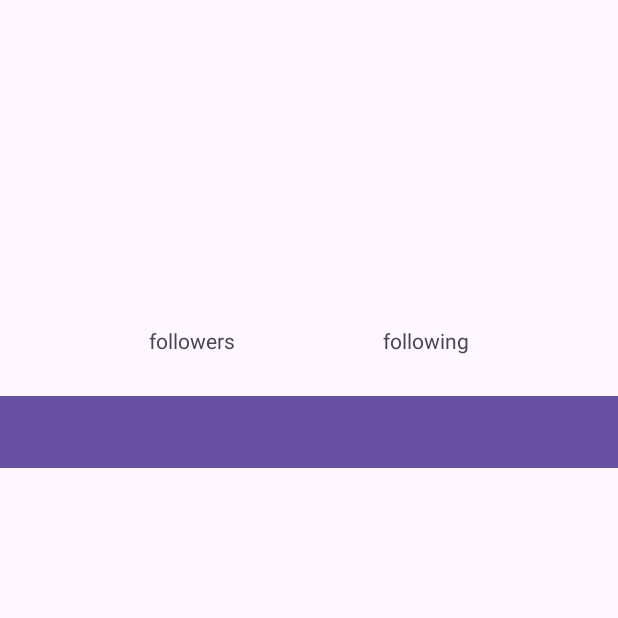
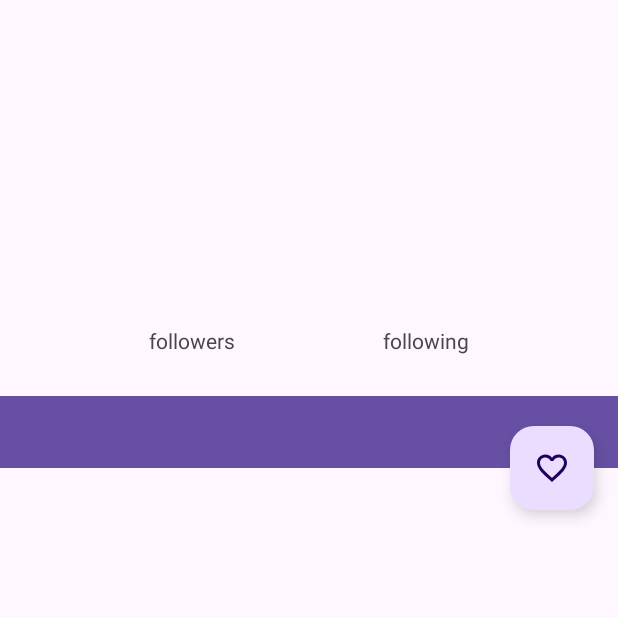
Before and after one commit to SyaddadDeveloper/SubmissionAkhir-AplikasiGitHubUser, an Android app: the DetailActivity screen opened directly, with no data from a screen before it, on a phone screen of 412 x 824 dp, the top half of it. Run offline under Robolectric (Android 15) with nearby library versions, the phone set to English and light mode, and no system bars; our stand-ins replace CircleImageView, Room's generated code; network calls fail; pictures from the network do not load.

Commit message:
berhasil menampilkan favorite pada database serta mengganti menjadi delegation by viewmodel pada DetailActivity

```diff
--- a/app/src/main/AndroidManifest.xml
+++ b/app/src/main/AndroidManifest.xml
@@ -15,6 +15,9 @@
         android:theme="@style/Theme.SubmissionAwalAplikasiGitHubUser"
         tools:targetApi="31">
         <activity
+            android:name=".ui.favorite.FavoriteUserActivity"
+            android:exported="false" />
+        <activity
             android:name=".ui.detail.DetailActivity"
             android:exported="false" />
         <activity
--- /dev/null
+++ b/app/src/main/java/com/example/submissionawalaplikasigithubuser/data/database/FavoriteUserDao.kt
@@ -0,0 +1,23 @@
+package com.example.submissionawalaplikasigithubuser.data.database
+
+import androidx.lifecycle.LiveData
+import androidx.room.Dao
+import androidx.room.Delete
+import androidx.room.Insert
+import androidx.room.OnConflictStrategy
+import androidx.room.Query
+
+@Dao
+interface FavoriteUserDao {
+    @Insert(onConflict = OnConflictStrategy.IGNORE)
+    fun insert(favoriteUser: FavoriteUser)
+
+    @Delete
+    fun delete(favoriteUser: FavoriteUser)
+
+    @Query("SELECT * FROM favoriteuser ORDER BY username ASC")
+    fun getAllFavoriteUsers(): LiveData<List<FavoriteUser>>
+
+    @Query("SELECT EXISTS(SELECT * FROM favoriteuser WHERE username= :username AND isFavorite = 1)")
+    fun isFavorite(username: String): Boolean
+}
--- /dev/null
+++ b/app/src/main/java/com/example/submissionawalaplikasigithubuser/data/database/FavoriteUserRoomDatabase.kt
@@ -0,0 +1,29 @@
+package com.example.submissionawalaplikasigithubuser.data.database
+
+import android.content.Context
+import androidx.room.Database
+import androidx.room.Room
+import androidx.room.RoomDatabase
+
+@Database(entities = [FavoriteUser::class], version = 1)
+abstract class FavoriteUserRoomDatabase : RoomDatabase() {
+    abstract fun favoriteUserDao(): FavoriteUserDao
+
+    companion object {
+        @Volatile
+        private var INSTANCE: FavoriteUserRoomDatabase? = null
+
+        @JvmStatic
+        fun getDatabase(context: Context): FavoriteUserRoomDatabase {
+            if (INSTANCE == null) {
+                synchronized(FavoriteUserRoomDatabase::class.java) {
+                    INSTANCE = Room.databaseBuilder(context.applicationContext,
+                        FavoriteUserRoomDatabase::class.java, "favoriteuser_database")
+                        .allowMainThreadQueries()
+                        .build()
+                }
+            }
+            return INSTANCE as FavoriteUserRoomDatabase
+        }
+    }
+}
--- /dev/null
+++ b/app/src/main/java/com/example/submissionawalaplikasigithubuser/data/repository/UserRepository.kt
@@ -0,0 +1,35 @@
+package com.example.submissionawalaplikasigithubuser.data.repository
+
+import android.app.Application
+import androidx.lifecycle.LiveData
+import com.example.submissionawalaplikasigithubuser.data.database.FavoriteUser
+import com.example.submissionawalaplikasigithubuser.data.database.FavoriteUserDao
+import com.example.submissionawalaplikasigithubuser.data.database.FavoriteUserRoomDatabase
+import java.util.concurrent.ExecutorService
+import java.util.concurrent.Executors
+
+class UserRepository(application: Application) {
+    private val mFavoritesUserDao: FavoriteUserDao
+    private val executorService: ExecutorService = Executors.newSingleThreadExecutor()
+
+    init {
+        val db = FavoriteUserRoomDatabase.getDatabase(application)
+        mFavoritesUserDao = db.favoriteUserDao()
+    }
+
+    fun getAllFavorite(): LiveData<List<FavoriteUser>> = mFavoritesUserDao.getAllFavoriteUsers()
+
+    fun getIsFavorite(username: String): Boolean {
+        return mFavoritesUserDao.isFavorite(username)
+    }
+
+    fun insert(favorite: FavoriteUser) {
+        executorService.execute { mFavoritesUserDao.insert(favorite) }
+    }
+
+    fun delete(favorite: FavoriteUser) {
+        executorService.execute { mFavoritesUserDao.delete(favorite) }
+    }
+
+
+}
--- /dev/null
+++ b/app/src/main/java/com/example/submissionawalaplikasigithubuser/ui/ViewModelFactory.kt
@@ -0,0 +1,36 @@
+package com.example.submissionawalaplikasigithubuser.ui
+
+import android.app.Application
+import androidx.lifecycle.ViewModel
+import androidx.lifecycle.ViewModelProvider
+import com.example.submissionawalaplikasigithubuser.ui.detail.DetailViewModel
+import com.example.submissionawalaplikasigithubuser.ui.favorite.FavoriteUserViewModel
+import com.example.submissionawalaplikasigithubuser.ui.main.UserViewModel
+
+class ViewModelFactory private constructor(private val mApplication: Application) : ViewModelProvider.NewInstanceFactory() {
+
+    @Suppress("UNCHECKED_CAST")
+    override fun <T : ViewModel> create(modelClass: Class<T>): T {
+        return when {
+            modelClass.isAssignableFrom(UserViewModel::class.java) -> UserViewModel() as T
+            modelClass.isAssignableFrom(DetailViewModel::class.java) -> DetailViewModel(mApplication) as T
+            modelClass.isAssignableFrom(FavoriteUserViewModel::class.java) -> FavoriteUserViewModel(mApplication) as T
+            else -> throw IllegalAccessException("Unknown ViewModel class: ${modelClass.name}")
+        }
+    }
+
+    companion object {
+        @Volatile
+        private var INSTANCE: ViewModelFactory? = null
+
+        @JvmStatic
+        fun getInstance(application: Application): ViewModelFactory {
+            if (INSTANCE == null) {
+                synchronized(ViewModelFactory::class.java) {
+                    INSTANCE = ViewModelFactory(application)
+                }
+            }
+            return INSTANCE as ViewModelFactory
+        }
+    }
+}
--- a/app/src/main/java/com/example/submissionawalaplikasigithubuser/ui/detail/DetailViewModel.kt
+++ b/app/src/main/java/com/example/submissionawalaplikasigithubuser/ui/detail/DetailViewModel.kt
@@ -1,20 +1,28 @@
 package com.example.submissionawalaplikasigithubuser.ui.detail
 
+import android.app.Application
 import android.util.Log
 import androidx.lifecycle.LiveData
 import androidx.lifecycle.MutableLiveData
 import androidx.lifecycle.ViewModel
+import androidx.lifecycle.viewModelScope
+import com.example.submissionawalaplikasigithubuser.data.database.FavoriteUser
+import com.example.submissionawalaplikasigithubuser.data.repository.UserRepository
 import com.example.submissionawalaplikasigithubuser.data.response.DetailUserResponse
 import com.example.submissionawalaplikasigithubuser.data.response.ItemsItem
 import com.example.submissionawalaplikasigithubuser.data.retrofit.ApiConfig
+import kotlinx.coroutines.launch
 import retrofit2.Call
 import retrofit2.Callback
 import retrofit2.Response
 
-class DetailViewModel : ViewModel() {
+//class DetailViewModel() : ViewModel() {
 
-    private val _userDetail = MutableLiveData<DetailUserResponse>()
-    val userDetail: LiveData<DetailUserResponse> = _userDetail
+class DetailViewModel(application: Application) : ViewModel() {
+    private val userRepository: UserRepository = UserRepository(application)
+
+    private val _userDetail = MutableLiveData<FavoriteUser>()
+    val userDetail: LiveData<FavoriteUser> = _userDetail
 
     private val _loadingScreen = MutableLiveData<Boolean>()
     val loading: LiveData<Boolean> = _loadingScreen
@@ -24,6 +32,7 @@ class DetailViewModel : ViewModel() {
 
     private val _userFollowing = MutableLiveData<List<ItemsItem>>()
     val userFollowing: LiveData<List<ItemsItem>> = _userFollowing
+
 
     private var isloaded = false
     private var isfollowerloaded = false
@@ -44,7 +53,22 @@ class DetailViewModel : ViewModel() {
                 ) {
                     _loadingScreen.value = false
                     if (response.isSuccessful) {
-                        _userDetail.postValue(response.body())
+                        val responseBody = response.body()
+                        if (responseBody != null) {
+                            viewModelScope.launch {
+                                val isFavorite = userRepository.getIsFavorite(responseBody.login)
+                                val currentUser =
+                                    FavoriteUser( // memanggil yang ada di database tanpa menggunakan intent
+                                        username = responseBody.login,
+                                        name = responseBody.name,
+                                        avatarUrl = responseBody.avatarUrl,
+                                        followersCount = responseBody.followers.toString(),
+                                        followingCount = responseBody.following.toString(),
+                                        isFavorite = isFavorite
+                                    )
+                                _userDetail.postValue(currentUser)
+                            }
+                        }
                     } else {
                         Log.e(TAG, "onFailure: ${response.message()}")
                     }
@@ -66,7 +90,7 @@ class DetailViewModel : ViewModel() {
             client.enqueue(object : Callback<List<ItemsItem>> {
                 override fun onResponse(
                     call: Call<List<ItemsItem>>,
-                    response: Response<List<ItemsItem>>
+                    response: Response<List<ItemsItem>>,
                 ) {
                     _loadingScreen.value = false
                     if (response.isSuccessful) {
@@ -75,6 +99,7 @@ class DetailViewModel : ViewModel() {
                         Log.e(TAG, "onFailure: ${response.message()}")
                     }
                 }
+
                 override fun onFailure(call: Call<List<ItemsItem>>, t: Throwable) {
                     _loadingScreen.value = false
                     Log.e(TAG, "onFailure: ${t.message.toString()}")
@@ -91,7 +116,7 @@ class DetailViewModel : ViewModel() {
             client.enqueue(object : Callback<List<ItemsItem>> {
                 override fun onResponse(
                     call: Call<List<ItemsItem>>,
-                    response: Response<List<ItemsItem>>
+                    response: Response<List<ItemsItem>>,
                 ) {
                     _loadingScreen.value = false
                     if (response.isSuccessful) {
@@ -110,4 +135,12 @@ class DetailViewModel : ViewModel() {
             isfollowerloaded = true
         }
     }
+
+    fun insertFavorite(favoriteUser: FavoriteUser) {
+        userRepository.insert(favoriteUser)
+    }
+
+    fun deleteFavorite(favoriteUser: FavoriteUser) {
+        userRepository.delete(favoriteUser)
+    }
 }
--- a/app/src/main/java/com/example/submissionawalaplikasigithubuser/ui/main/UserAdapter.kt
+++ b/app/src/main/java/com/example/submissionawalaplikasigithubuser/ui/main/UserAdapter.kt
@@ -34,6 +34,7 @@ class UserAdapter: ListAdapter<ItemsItem, UserAdapter.MyViewHolder>(DIFF_CALLBAC
             binding.root.setOnClickListener {
                 val intentDetail = Intent(binding.root.context, DetailActivity::class.java)
                 intentDetail.putExtra("USERNAME", item.login)
+                intentDetail.putExtra("AVATAR", item.avatarUrl)
                 binding.root.context.startActivity(intentDetail)
             }
         }
--- /dev/null
+++ b/app/src/main/res/drawable/ic_favorite.xml
@@ -0,0 +1,5 @@
+<vector android:height="24dp" android:tint="#000000"
+    android:viewportHeight="24" android:viewportWidth="24"
+    android:width="24dp" xmlns:android="http://schemas.android.com/apk/res/android">
+    <path android:fillColor="@android:color/white" android:pathData="M12,21.35l-1.45,-1.32C5.4,15.36 2,12.28 2,8.5 2,5.42 4.42,3 7.5,3c1.74,0 3.41,0.81 4.5,2.09C13.09,3.81 14.76,3 16.5,3 19.58,3 22,5.42 22,8.5c0,3.78 -3.4,6.86 -8.55,11.54L12,21.35z"/>
+</vector>
--- /dev/null
+++ b/app/src/main/res/drawable/ic_favorite_border.xml
@@ -0,0 +1,5 @@
+<vector android:height="24dp" android:tint="#000000"
+    android:viewportHeight="24" android:viewportWidth="24"
+    android:width="24dp" xmlns:android="http://schemas.android.com/apk/res/android">
+    <path android:fillColor="@android:color/white" android:pathData="M16.5,3c-1.74,0 -3.41,0.81 -4.5,2.09C10.91,3.81 9.24,3 7.5,3 4.42,3 2,5.42 2,8.5c0,3.78 3.4,6.86 8.55,11.54L12,21.35l1.45,-1.32C18.6,15.36 22,12.28 22,8.5 22,5.42 19.58,3 16.5,3zM12.1,18.55l-0.1,0.1 -0.1,-0.1C7.14,14.24 4,11.39 4,8.5 4,6.5 5.5,5 7.5,5c1.54,0 3.04,0.99 3.57,2.36h1.87C13.46,5.99 14.96,5 16.5,5c2,0 3.5,1.5 3.5,3.5 0,2.89 -3.14,5.74 -7.9,10.05z"/>
+</vector>
--- a/app/src/main/res/layout/activity_detail.xml
+++ b/app/src/main/res/layout/activity_detail.xml
@@ -1,10 +1,14 @@
 <?xml version="1.0" encoding="utf-8"?>
-<ScrollView xmlns:android="http://schemas.android.com/apk/res/android"
+<androidx.coordinatorlayout.widget.CoordinatorLayout xmlns:android="http://schemas.android.com/apk/res/android"
     xmlns:app="http://schemas.android.com/apk/res-auto"
     xmlns:tools="http://schemas.android.com/tools"
     android:layout_width="match_parent"
     android:layout_height="match_parent"
     tools:context=".ui.detail.DetailActivity">
+
+    <ScrollView
+        android:layout_width="match_parent"
+        android:layout_height="match_parent">
 
         <androidx.constraintlayout.widget.ConstraintLayout
             android:layout_width="match_parent"
@@ -127,5 +131,19 @@
                 app:layout_constraintEnd_toEndOf="parent"
                 app:layout_constraintStart_toStartOf="parent"
                 app:layout_constraintTop_toBottomOf="@id/tabs" />
+
+
         </androidx.constraintlayout.widget.ConstraintLayout>
     </ScrollView>
+
+    <com.google.android.material.floatingactionbutton.FloatingActionButton
+        android:id="@+id/fab_add_favorite"
+        android:layout_width="wrap_content"
+        android:layout_height="wrap_content"
+        android:layout_margin="16dp"
+        app:fabSize="normal"
+        app:layout_anchor="@id/tabs"
+        app:layout_anchorGravity="bottom|end"
+        app:srcCompat="@drawable/ic_favorite_border"
+        android:contentDescription="@string/icon_favorite" />
+</androidx.coordinatorlayout.widget.CoordinatorLayout>
--- a/app/src/main/res/values/strings.xml
+++ b/app/src/main/res/values/strings.xml
@@ -16,5 +16,6 @@
     <string name="content_tab_text">This is Tab %1$d</string>
     <string name="tab_text_1">Follower</string>
     <string name="tab_text_2">Following</string>
+    <string name="icon_favorite">icon_Favorite</string>
 
 </resources>
--- a/build.gradle.kts
+++ b/build.gradle.kts
@@ -2,4 +2,6 @@
 plugins {
     id("com.android.application") version "8.1.1" apply false
     id("org.jetbrains.kotlin.android") version "1.9.0" apply false
+    id("com.google.devtools.ksp") version "1.9.10-1.0.13" apply false
+
 }
```
Also changed, not shown: app/build.gradle.kts (+10 -5 lines), app/src/main/java/com/example/submissionawalaplikasigithubuser/data/database/FavoriteUser.kt (added, +30 -0 lines), app/src/main/java/com/example/submissionawalaplikasigithubuser/ui/detail/DetailActivity.kt (+63 -7 lines), app/src/main/java/com/example/submissionawalaplikasigithubuser/ui/favorite/FavoriteUserActivity.kt (added, +12 -0 lines), app/src/main/java/com/example/submissionawalaplikasigithubuser/ui/favorite/FavoriteUserViewModel.kt (added, +15 -0 lines), app/src/main/res/layout/activity_favorite_user.xml (added, +14 -0 lines). Lines whose indentation alone changed are shown as unchanged.
